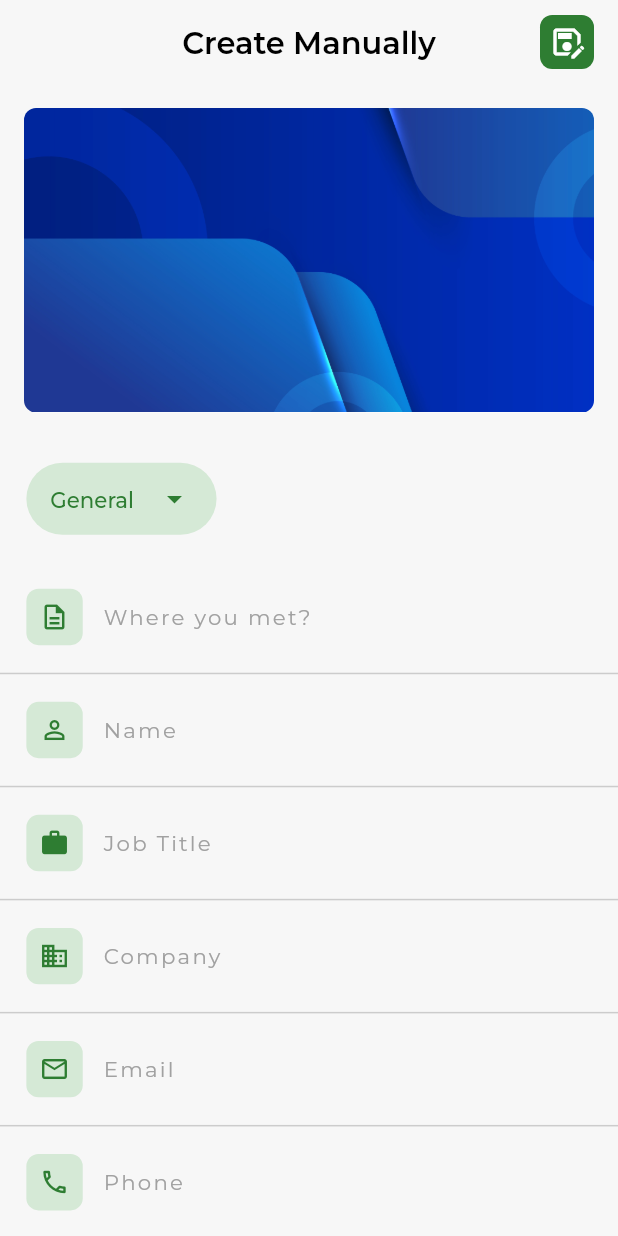
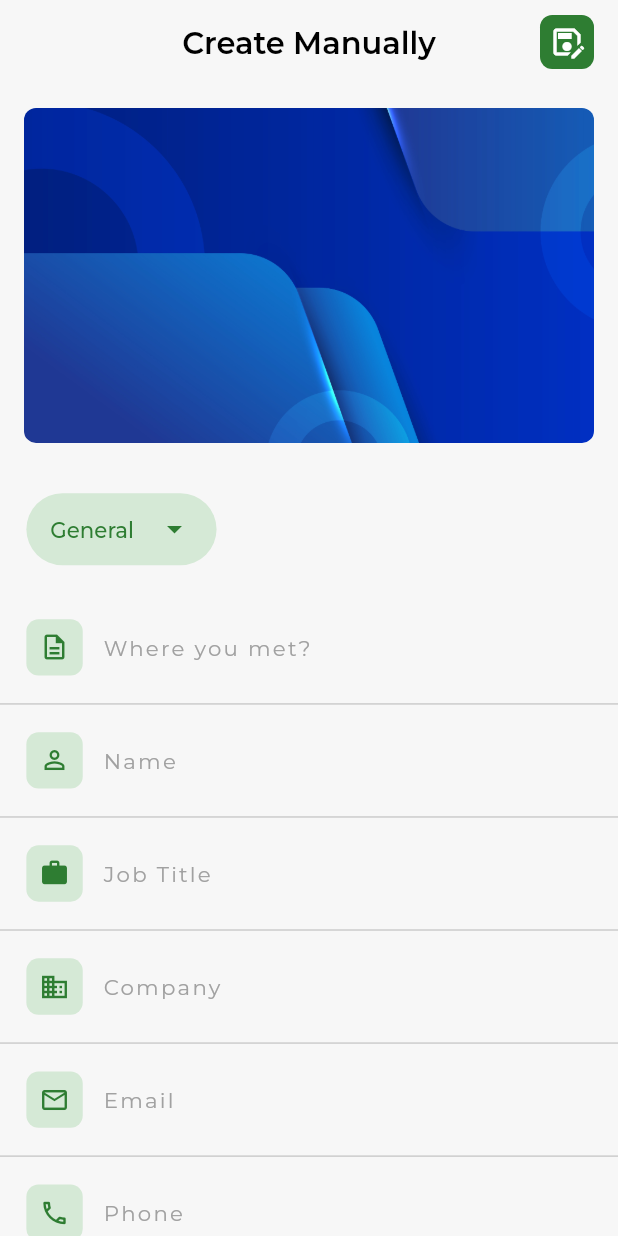
Before and after one commit to KafiulIslam/business_card_scanner, a Flutter app: the CreateCardManuallyScreen screen opened by its route, on a phone screen of 412 x 824 dp. Run offline on Flutter 3.47's test engine with Material 3 defaults, Android fonts, the phone set to English and light mode, and no system bars; drawn by our look-alikes of screenshot; our stand-ins replace bloc, cached_network_image, camera, cloud_firestore, equatable, file_picker and 13 more; missing offline and left inert: google_mlkit_text_recognition, syncfusion_flutter_pdf, syncfusion_flutter_pdfviewer; accounts and stored records are empty.

Commit message:
changed my card layout design

```diff
--- a/lib/core/widgets/card_info_tile.dart
+++ b/lib/core/widgets/card_info_tile.dart
@@ -1,5 +1,6 @@
 import 'package:flutter/material.dart';
 import 'package:gap/gap.dart';
+import 'package:screenshot/screenshot.dart';
 import '../theme/app_text_style.dart';
 
 class CardInfoTile extends StatelessWidget {
@@ -20,9 +21,13 @@ class CardInfoTile extends StatelessWidget {
           ),
         ],
         const Gap(8),
-        Text(
-          info,
-          style: AppTextStyles.labelSmall.copyWith(color: Colors.white),
+        Expanded(
+          child: Text(
+            info,
+            maxLines: 1,
+            overflow: TextOverflow.ellipsis,
+            style: AppTextStyles.labelSmall.copyWith(color: Colors.white),
+          ),
         )
       ],
     );
--- a/lib/core/widgets/dynamic_preview_card.dart
+++ b/lib/core/widgets/dynamic_preview_card.dart
@@ -20,7 +20,7 @@ class DynamicPreviewCard extends StatelessWidget {
       child: Screenshot(
         controller: screenshotController,
         child: Container(
-          height: 200.h,
+          height: 220.h,
           width: double.infinity,
           decoration: BoxDecoration(
               borderRadius: BorderRadius.circular(8),
@@ -29,28 +29,34 @@ class DynamicPreviewCard extends StatelessWidget {
                   image: AssetImage(network.imageUrl ?? ''),
                   fit: BoxFit.cover)),
           child: Padding(
-            padding: EdgeInsets.symmetric(horizontal: 24.w, vertical: 16.h),
+            padding: EdgeInsets.only(
+                right: 24.w, left: 16.w, top: 16.h, bottom: 16.h),
             child: Column(
               crossAxisAlignment: CrossAxisAlignment.start,
               children: [
                 Row(
                   children: [
-                    Column(
+                    Expanded(
+                      child: Column(
                         crossAxisAlignment: CrossAxisAlignment.start,
                         children: [
                           Text(
                             network.name ?? '',
+                            maxLines: 1,
+                            overflow: TextOverflow.ellipsis,
                             style: AppTextStyles.headline1
                                 .copyWith(fontSize: 16, color: Colors.white),
                           ),
                           Text(
                             network.title ?? '',
+                            maxLines: 1,
+                            overflow: TextOverflow.ellipsis,
                             style: AppTextStyles.headline3
                                 .copyWith(fontSize: 14, color: Colors.white),
                           ),
                         ],
                       ),
-                    const Spacer(),
+                    ),
                     Column(
                       children: [
                         if (network.company?.isNotEmpty ?? false) ...[
```
Also changed, not shown: lib/features/myCard/presentation/widgets/my_card_list_item.dart (+4 -13 lines). Lines whose indentation alone changed are shown as unchanged.
